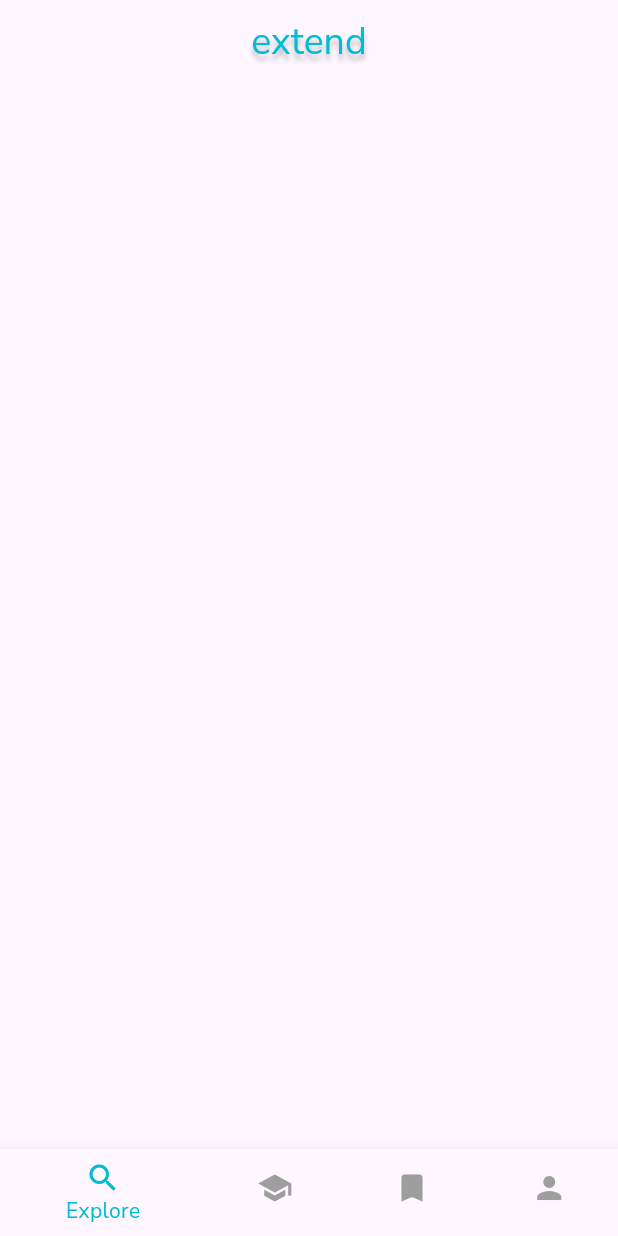
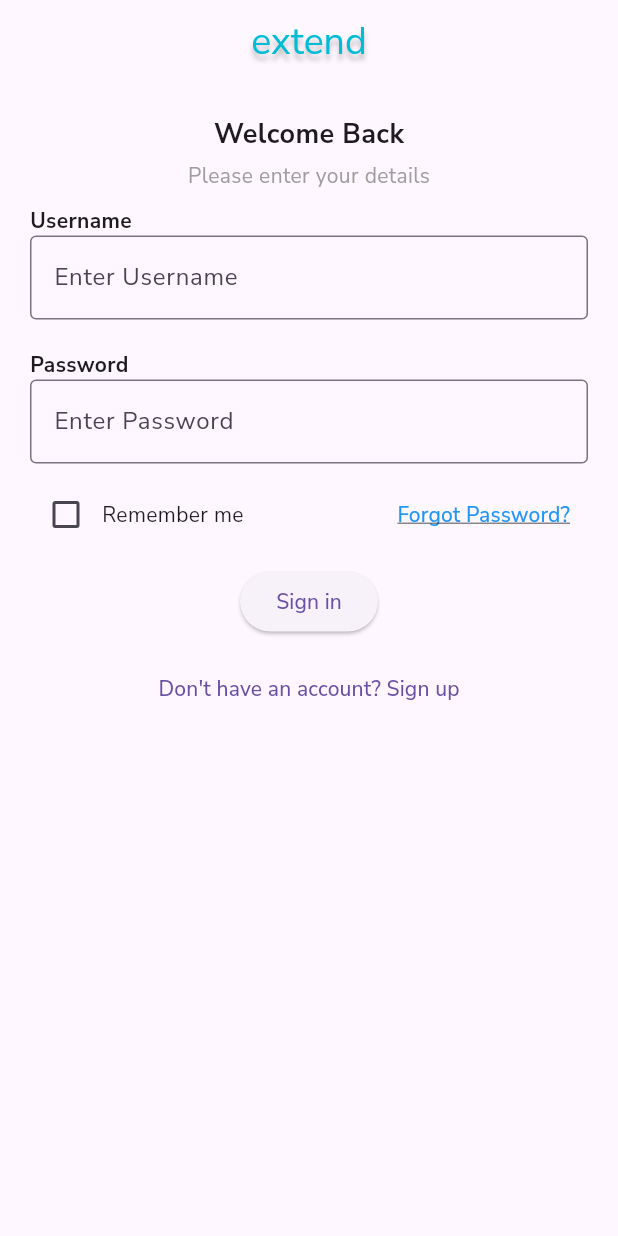
Before and after one commit to 015th/HCI-Project, a Flutter app: the screen it shows after launch, on a phone screen of 412 x 824 dp. Run offline on Flutter 3.47's test engine with Material 3 defaults, Android fonts, the phone set to English and light mode, and no system bars.

Commit message:
nilagay ko na login at register

```diff
--- a/lib/main.dart
+++ b/lib/main.dart
@@ -1,6 +1,7 @@
 import 'package:flutter/material.dart';
-//import 'package:flutter_application_1/pages/currentCourse.dart';
-import '../bottomNav.dart';
+import 'package:flutter_application_1/pages/login.dart';
+import 'package:flutter_application_1/pages/register.dart';
+import 'package:flutter_application_1/bottomNav.dart';
 
 void main() {
   runApp(const MyApp());
@@ -9,13 +10,17 @@ void main() {
 class MyApp extends StatelessWidget {
   const MyApp({super.key});
 
-  // This widget is the root of your application.
   @override
   Widget build(BuildContext context) {
-    return  MaterialApp(
+    return MaterialApp(
       debugShowCheckedModeBanner: false,
       theme: ThemeData(fontFamily: 'Nunito Sans'),
-      home: const NavigatorPage()
+      initialRoute: '/login',  // Start at login
+      routes: {
+        '/login': (context) => const LoginPage(),
+        '/register': (context) => const RegisterScreen(),
+        '/home': (context) => const NavigatorPage(),
+      },
     );
   }
 }
--- a/lib/pages/home.dart
+++ b/lib/pages/home.dart
@@ -13,7 +13,7 @@ class HomePage extends StatelessWidget {
             color: Colors.cyan,
             shadows: [
               Shadow(
-                offset: Offset(0, 4),
+                offset: const Offset(0, 4),
                 blurRadius: 4,
                 color: Colors.black.withOpacity(0.25)
               )
--- /dev/null
+++ b/lib/pages/login.dart
@@ -0,0 +1,136 @@
+import 'package:flutter/material.dart';
+import 'package:flutter_application_1/bottomNav.dart';
+
+class LoginPage extends StatefulWidget {
+  const LoginPage({super.key});
+
+  @override
+  State<LoginPage> createState() => _LoginPageState();
+}
+
+class _LoginPageState extends State<LoginPage> {
+  final _usernameController = TextEditingController();
+  final _passwordController = TextEditingController();
+  bool _rememberMe = false;
+
+  @override
+  void dispose() {
+    _usernameController.dispose();
+    _passwordController.dispose();
+    super.dispose();
+  }
+
+  @override
+  Widget build(BuildContext context) {
+    return Scaffold(
+      appBar: AppBar(
+        title: const Text(
+          'extend',
+          style: TextStyle(
+            fontSize: 25,
+            color: Colors.cyan,
+            shadows: [
+              Shadow(
+                offset: Offset(0, 4),
+                blurRadius: 4,
+                color: Colors.black26,
+              ),
+            ],
+          ),
+        ),
+        centerTitle: true,
+      ),
+      body: Padding(
+        padding: const EdgeInsets.all(20.0),
+        child: Column(
+          children: [
+            const Text(
+              'Welcome Back',
+              style: TextStyle(fontSize: 18, fontWeight: FontWeight.bold),
+            ),
+            const SizedBox(height: 5),
+            const Text(
+              'Please enter your details',
+              style: TextStyle(fontSize: 14, color: Colors.grey),
+            ),
+            const SizedBox(height: 10),
+
+            // USERNAME FIELD
+            const Align(
+              alignment: Alignment.centerLeft,
+              child: Text('Username', style: TextStyle(fontSize: 14, fontWeight: FontWeight.bold)),
+            ),
+            TextField(
+              controller: _usernameController,
+              decoration: const InputDecoration(
+                hintText: 'Enter Username',
+                border: OutlineInputBorder(),
+              ),
+            ),
+            const SizedBox(height: 20),
+
+            // PASSWORD FIELD
+            const Align(
+              alignment: Alignment.centerLeft,
+              child: Text('Password', style: TextStyle(fontSize: 14, fontWeight: FontWeight.bold)),
+            ),
+            TextField(
+              controller: _passwordController,
+              obscureText: true,
+              decoration: const InputDecoration(
+                hintText: 'Enter Password',
+                border: OutlineInputBorder(),
+              ),
+            ),
+            const SizedBox(height: 10),
+
+            // REMEMBER ME & FORGOT PASSWORD
+            Row(
+              mainAxisAlignment: MainAxisAlignment.spaceBetween,
+              children: [
+                Row(
+                  children: [
+                    Checkbox(
+                      value: _rememberMe,
+                      onChanged: (value) {
+                        setState(() {
+                          _rememberMe = value ?? false;
+                        });
+                      },
+                    ),
+                    const Text('Remember me'),
+                  ],
+                ),
+                TextButton(
+                  onPressed: () {},
+                  child: const Text(
+                    'Forgot Password?',
+                    style: TextStyle(decoration: TextDecoration.underline, color: Colors.blue),
+                  ),
+                ),
+              ],
+            ),
+            const SizedBox(height: 10),
+
+            // LOGIN BUTTON
+            ElevatedButton(
+              onPressed: () {
+                Navigator.pushReplacementNamed(context, '/home');
+              },
+              child: const Text('Sign in'),
+            ),
+            const SizedBox(height: 10),
+
+            // NAVIGATE TO REGISTER
+            TextButton(
+              onPressed: () {
+                Navigator.pushNamed(context, '/register');
+              },
+              child: const Text("Don't have an account? Sign up"),
+            ),
+          ],
+        ),
+      ),
+    );
+  }
+}
```
Also changed, not shown: lib/pages/currentCourse.dart (+10 -10 lines), lib/pages/register.dart (added, +231 -0 lines), pubspec.lock, 1 other file.
